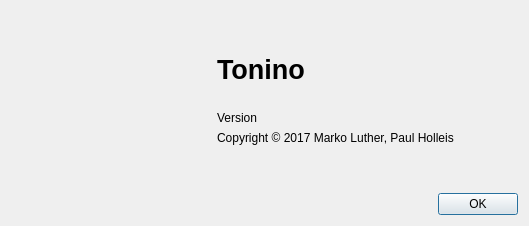
The window that src/ui/AboutDialogUI.ui (myTonino/Tonino-App) describes before a commit, drawn with Qt 5.
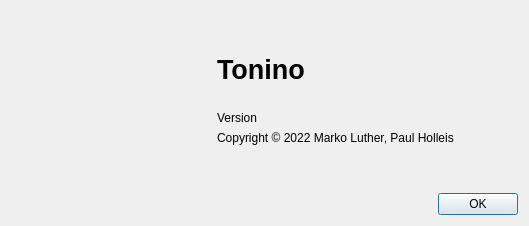
The same window after the commit. Icons and pictures are not drawn.

Diff of the .ui file:
```diff
--- a/src/ui/AboutDialogUI.ui
+++ b/src/ui/AboutDialogUI.ui
@@ -99,7 +99,7 @@
        <item>
         <widget class="QLabel" name="copyrightLabel">
          <property name="text">
-          <string>Copyright © 2017 Marko Luther, Paul Holleis</string>
+          <string>Copyright © 2022 Marko Luther, Paul Holleis</string>
          </property>
         </widget>
        </item>
```
Left out of the diff: 3 changed lines with no effect on the pictures.
